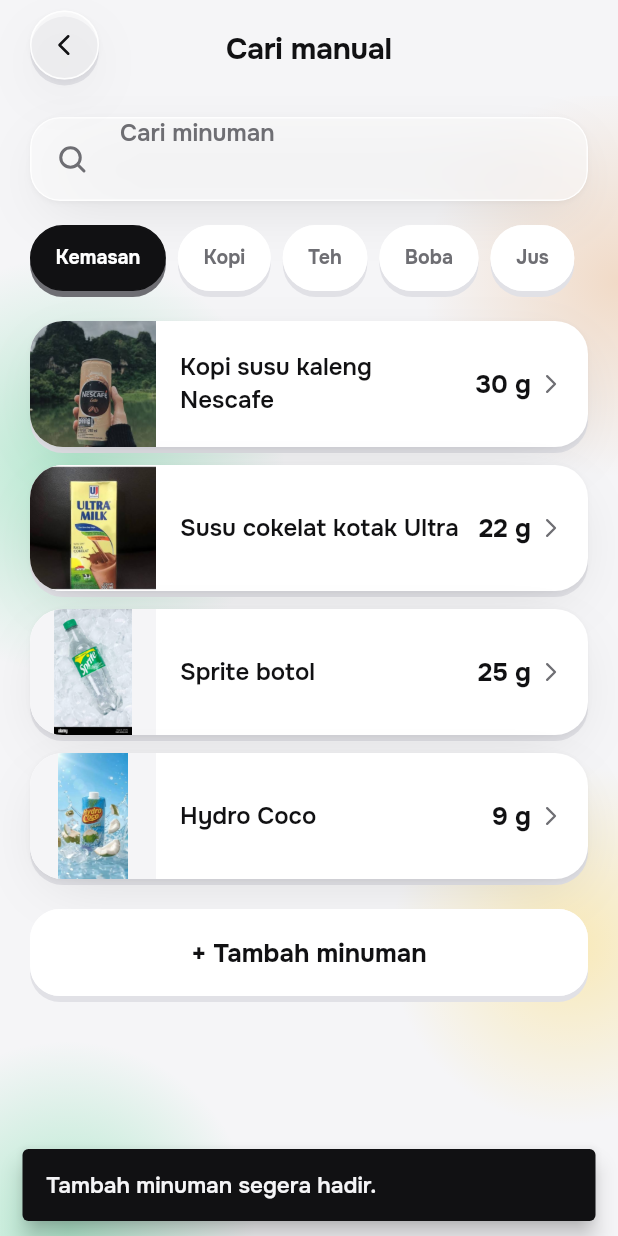
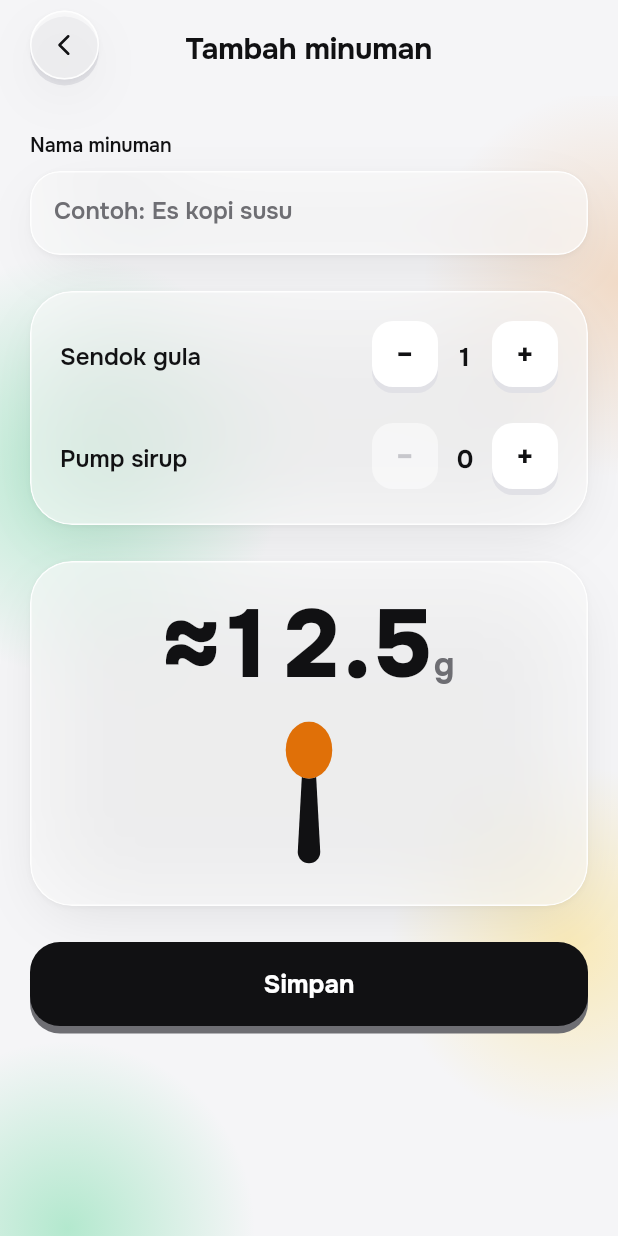
Before and after one commit to danariqbalabi/Stev.AI, a Flutter app: the ManualSearchScreen screen opened by its route, after a tap on "Kemasan", after a tap on "+ Tambah minuman", on a phone screen of 412 x 824 dp. Run offline on Flutter 3.47's test engine with Material 3 defaults, Android fonts, the phone set to English and light mode, and no system bars; our stand-ins replace camera, flutter_svg, go_router, image_picker, shared_preferences; accounts and stored records are empty.

Commit message:
feat: add custom drink logging

```diff
--- a/lib/app/router.dart
+++ b/lib/app/router.dart
@@ -5,6 +5,7 @@
 
 import '../core/theme/stev_tokens.dart';
 import '../features/confirmation/presentation/confirmation_screen.dart';
+import '../features/custom_drink/presentation/custom_drink_screen.dart';
 import '../features/dashboard/presentation/dashboard_screen.dart';
 import '../features/drinks/data/drink_catalog.dart';
 import '../features/drinks/domain/drink.dart';
@@ -42,6 +43,11 @@
             _fadePage(state: state, child: const ManualSearchScreen()),
       ),
       GoRoute(
+        path: '/manual/add',
+        pageBuilder: (context, state) =>
+            _fadePage(state: state, child: const CustomDrinkScreen()),
+      ),
+      GoRoute(
         path: '/confirmation',
         builder: (context, state) => ConfirmationScreen(
           capturedPhoto: state.extra is Uint8List
--- /dev/null
+++ b/lib/features/custom_drink/domain/custom_drink.dart
@@ -0,0 +1,30 @@
+import '../../drinks/domain/drink.dart';
+
+abstract final class CustomDrink {
+  static const sugarPerSpoon = 12.5;
+  static const sugarPerSyrupPump = 5.0;
+
+  static double sugarGrams({required int spoons, required int syrupPumps}) {
+    assert(spoons >= 0);
+    assert(syrupPumps >= 0);
+    return spoons * sugarPerSpoon + syrupPumps * sugarPerSyrupPump;
+  }
+
+  static Drink create({
+    required String name,
+    required int spoons,
+    required int syrupPumps,
+    String? id,
+  }) {
+    final trimmedName = name.trim();
+    return Drink(
+      id: id ?? 'custom-${DateTime.now().microsecondsSinceEpoch}',
+      name: trimmedName.isEmpty ? 'Minuman racikan' : trimmedName,
+      grams: sugarGrams(spoons: spoons, syrupPumps: syrupPumps),
+      estimated: true,
+      category: DrinkCategory.custom,
+      kind: DrinkKind.custom,
+      photoAsset: 'assets/drinks/es_teh_manis.png',
+    );
+  }
+}
--- /dev/null
+++ b/lib/features/custom_drink/presentation/custom_drink_screen.dart
@@ -0,0 +1,386 @@
+import 'package:flutter/material.dart';
+import 'package:go_router/go_router.dart';
+
+import '../../../core/theme/stev_tokens.dart';
+import '../../../shared/widgets/stev_design_system.dart';
+import '../../drinks/application/drink_log_controller.dart';
+import '../../drinks/domain/drink.dart';
+import '../domain/custom_drink.dart';
+
+class CustomDrinkScreen extends StatefulWidget {
+  const CustomDrinkScreen({super.key});
+
+  @override
+  State<CustomDrinkScreen> createState() => _CustomDrinkScreenState();
+}
+
+class _CustomDrinkScreenState extends State<CustomDrinkScreen> {
+  final TextEditingController _nameController = TextEditingController();
+  int _spoons = 1;
+  int _syrupPumps = 0;
+
+  double get _grams =>
+      CustomDrink.sugarGrams(spoons: _spoons, syrupPumps: _syrupPumps);
+
+  @override
+  void dispose() {
+    _nameController.dispose();
+    super.dispose();
+  }
+
+  void _save() {
+    final drink = CustomDrink.create(
+      name: _nameController.text,
+      spoons: _spoons,
+      syrupPumps: _syrupPumps,
+    );
+    DrinkLogScope.read(context).log(DrinkSelection(drink: drink));
+    context.go('/');
+  }
+
+  void _updateSpoons(int change) {
+    setState(() => _spoons = (_spoons + change).clamp(0, 999));
+  }
+
+  void _updateSyrupPumps(int change) {
+    setState(() => _syrupPumps = (_syrupPumps + change).clamp(0, 999));
+  }
+
+  @override
+  Widget build(BuildContext context) {
+    return Scaffold(
+      key: const ValueKey('customDrinkScreen'),
+      body: AuraBackground(
+        child: SafeArea(
+          child: Stack(
+            children: [
+              ListView(
+                keyboardDismissBehavior:
+                    ScrollViewKeyboardDismissBehavior.onDrag,
+                padding: const EdgeInsets.fromLTRB(
+                  StevSpace.s5,
+                  88,
+                  StevSpace.s5,
+                  36,
+                ),
+                children: [
+                  _NameField(controller: _nameController),
+                  const SizedBox(height: StevSpace.s6),
+                  GlassCard(
+                    padding: const EdgeInsets.all(StevSpace.s5),
+                    child: Column(
+                      children: [
+                        _StepperRow(
+                          label: 'Sendok gula',
+                          value: _spoons,
+                          minusKey: const ValueKey('spoonsMinus'),
+                          plusKey: const ValueKey('spoonsPlus'),
+                          onMinus: _spoons == 0
+                              ? null
+                              : () => _updateSpoons(-1),
+                          onPlus: () => _updateSpoons(1),
+                        ),
+                        const SizedBox(height: StevSpace.s5),
+                        _StepperRow(
+                          label: 'Pump sirup',
+                          value: _syrupPumps,
+                          minusKey: const ValueKey('syrupMinus'),
+                          plusKey: const ValueKey('syrupPlus'),
+                          onMinus: _syrupPumps == 0
+                              ? null
+                              : () => _updateSyrupPumps(-1),
+                          onPlus: () => _updateSyrupPumps(1),
+                        ),
+                      ],
+                    ),
+                  ),
+                  const SizedBox(height: StevSpace.s6),
+                  _SugarPreview(grams: _grams),
+                  const SizedBox(height: StevSpace.s6),
+                  StevButton(
+                    key: const ValueKey('saveCustomDrinkButton'),
+                    label: 'Simpan',
+                    variant: StevButtonVariant.ink,
+                    onPressed: _save,
+                  ),
+                ],
+              ),
+              const _CustomDrinkHeader(),
+            ],
+          ),
+        ),
+      ),
+    );
+  }
+}
+
+class _CustomDrinkHeader extends StatelessWidget {
+  const _CustomDrinkHeader();
+
+  @override
+  Widget build(BuildContext context) {
+    return SizedBox(
+      height: 64,
+      child: ColoredBox(
+        color: StevColors.canvas.withValues(alpha: 0.82),
+        child: Padding(
+          padding: const EdgeInsets.symmetric(horizontal: StevSpace.s5),
+          child: Stack(
+            alignment: Alignment.center,
+            children: [
+              Align(
+                alignment: Alignment.centerLeft,
+                child: StevIconButton(
+                  icon: const StevIcon(StevIconName.back, size: 20),
+                  label: 'Kembali',
+                  onPressed: () => context.pop(),
+                ),
+              ),
+              Text('Tambah minuman', style: StevType.heading),
+            ],
+          ),
+        ),
+      ),
+    );
+  }
+}
+
+class _NameField extends StatelessWidget {
+  const _NameField({required this.controller});
+
+  final TextEditingController controller;
+
+  @override
+  Widget build(BuildContext context) {
+    return Column(
+      crossAxisAlignment: CrossAxisAlignment.start,
+      children: [
+        Text('Nama minuman', style: StevType.caption),
+        const SizedBox(height: StevSpace.s2),
+        GlassCard(
+          radius: StevRadius.button,
+          padding: EdgeInsets.zero,
+          child: SizedBox(
+            height: StevSize.buttonHeight,
+            child: TextField(
+              key: const ValueKey('customDrinkNameField'),
+              controller: controller,
+              textCapitalization: TextCapitalization.sentences,
+              textInputAction: TextInputAction.done,
+              style: StevType.label,
+              decoration: const InputDecoration(
+                hintText: 'Contoh: Es kopi susu',
+                contentPadding: EdgeInsets.symmetric(
+                  horizontal: StevSpace.s4,
+                  vertical: StevSpace.s4,
+                ),
+                filled: false,
+                border: InputBorder.none,
+                enabledBorder: InputBorder.none,
+                focusedBorder: InputBorder.none,
+              ),
+            ),
+          ),
+        ),
+      ],
+    );
+  }
+}
+
+class _StepperRow extends StatelessWidget {
+  const _StepperRow({
+    required this.label,
+    required this.value,
+    required this.minusKey,
+    required this.plusKey,
+    required this.onMinus,
+    required this.onPlus,
+  });
+
+  final String label;
+  final int value;
+  final Key minusKey;
+  final Key plusKey;
+  final VoidCallback? onMinus;
+  final VoidCallback onPlus;
+
+  @override
+  Widget build(BuildContext context) {
+    return Row(
+      children: [
+        Expanded(child: Text(label, style: StevType.label)),
+        _StepperButton(
+          key: minusKey,
+          label: 'Kurangi $label',
+          symbol: '−',
+          onPressed: onMinus,
+        ),
+        SizedBox(
+          width: 36,
+          child: Text(
+            '$value',
+            key: ValueKey('${label.toLowerCase()}Value'),
+            textAlign: TextAlign.center,
+            style: StevType.listGrams.copyWith(fontFeatures: StevType.tabular),
+          ),
+        ),
+        _StepperButton(
+          key: plusKey,
+          label: 'Tambah $label',
+          symbol: '+',
+          onPressed: onPlus,
+        ),
+      ],
+    );
+  }
+}
+
+class _StepperButton extends StatefulWidget {
+  const _StepperButton({
+    super.key,
+    required this.label,
+    required this.symbol,
+    required this.onPressed,
+  });
+
+  final String label;
+  final String symbol;
+  final VoidCallback? onPressed;
+
+  @override
+  State<_StepperButton> createState() => _StepperButtonState();
+}
+
+class _StepperButtonState extends State<_StepperButton> {
+  bool _pressed = false;
+
+  @override
+  Widget build(BuildContext context) {
+    final disabled = widget.onPressed == null;
+    final reduceMotion = MediaQuery.disableAnimationsOf(context);
+
+    return Padding(
+      padding: const EdgeInsets.only(bottom: StevSpace.s1),
+      child: AnimatedContainer(
+        duration: reduceMotion ? Duration.zero : StevMotion.press,
+        transform: Matrix4.translationValues(
+          0,
+          _pressed && !reduceMotion ? StevSpace.s1 : 0,
+          0,
+        ),
+        width: StevSize.tapMin,
+        height: StevSize.tapMin,
+        decoration: BoxDecoration(
+          color: disabled
+              ? StevColors.card.withValues(alpha: 0.5)
+              : StevColors.card,
+          borderRadius: BorderRadius.circular(StevRadius.small),
+          boxShadow: _pressed || disabled ? const [] : StevShadows.pressCard,
+        ),
+        child: Material(
+          color: Colors.transparent,
+          borderRadius: BorderRadius.circular(StevRadius.small),
+          child: InkWell(
+            onTap: widget.onPressed,
+            onHighlightChanged: disabled
+                ? null
+                : (value) => setState(() => _pressed = value),
+            borderRadius: BorderRadius.circular(StevRadius.small),
+            child: Semantics(
+              button: true,
+              enabled: !disabled,
+              label: widget.label,
+              child: ExcludeSemantics(
+                child: Center(
+                  child: Text(
+                    widget.symbol,
+                    style: StevType.heading.copyWith(
+                      color: disabled ? StevColors.ink3 : StevColors.ink,
+                    ),
+                  ),
+                ),
+              ),
+            ),
+          ),
+        ),
+      ),
+    );
+  }
+}
+
+class _SugarPreview extends StatelessWidget {
+  const _SugarPreview({required this.grams});
+
+  final double grams;
+
+  String get _value {
+    final number = grams % 1 == 0
+        ? grams.toStringAsFixed(0)
+        : grams.toStringAsFixed(1);
+    return '≈$number';
+  }
+
+  @override
+  Widget build(BuildContext context) {
+    final spoons = drinkSpoons(grams);
+
+    return Semantics(
+      label: 'Estimasi ${formatSugarGrams(grams, true)} gula',
+      child: ExcludeSemantics(
+        child: SizedBox(
+          height: 230,
+          child: GlassCard(
+            padding: const EdgeInsets.all(StevSpace.s6),
+            child: Column(
+              mainAxisAlignment: MainAxisAlignment.center,
+              children: [
+                FittedBox(
+                  fit: BoxFit.scaleDown,
+                  child: Row(
+                    mainAxisSize: MainAxisSize.min,
+                    crossAxisAlignment: CrossAxisAlignment.baseline,
+                    textBaseline: TextBaseline.alphabetic,
+                    children: [
+                      Text(
+                        _value,
+                        key: const ValueKey('customSugarPreview'),
+                        style: StevType.number.copyWith(
+                          fontFeatures: StevType.tabular,
+                        ),
+                      ),
+                      Text(
+                        'g',
+                        style: StevType.unitHome.copyWith(
+                          color: StevColors.ink2,
+                        ),
+                      ),
+                    ],
+                  ),
+                ),
+                const SizedBox(height: StevSpace.s4),
+                Expanded(
+                  child: FittedBox(
+                    fit: BoxFit.scaleDown,
+                    child: Row(
+                      mainAxisSize: MainAxisSize.min,
+                      crossAxisAlignment: CrossAxisAlignment.end,
+                      children: [
+                        for (var index = 0; index < spoons.length; index++) ...[
+                          if (index > 0) const SizedBox(width: StevSpace.s4),
+                          Spoon(
+                            grams: spoons[index],
+                            width: StevSize.spoonResult,
+                          ),
+                        ],
+                      ],
+                    ),
+                  ),
+                ),
+              ],
+            ),
+          ),
+        ),
+      ),
+    );
+  }
+}
--- a/lib/features/drinks/domain/drink.dart
+++ b/lib/features/drinks/domain/drink.dart
@@ -1,8 +1,8 @@
 import 'package:flutter/painting.dart';
 
-enum DrinkCategory { packaged, coffee, tea, boba, juice }
+enum DrinkCategory { packaged, coffee, tea, boba, juice, custom }
 
-enum DrinkKind { tea, coffee, boba, juice, milk, soda, isotonic }
+enum DrinkKind { tea, coffee, boba, juice, milk, soda, isotonic, custom }
 
 enum SugarLevel {
   normal('Normal', 3),
--- a/lib/features/manual_search/presentation/manual_search_screen.dart
+++ b/lib/features/manual_search/presentation/manual_search_screen.dart
@@ -106,16 +106,7 @@
                     key: const ValueKey('addCustomDrinkButton'),
                     label: '+ Tambah minuman',
                     variant: StevButtonVariant.card,
-                    onPressed: () {
-                      ScaffoldMessenger.of(context)
-                        ..hideCurrentSnackBar()
-                        ..showSnackBar(
-                          const SnackBar(
-                            content: Text('Tambah minuman segera hadir.'),
-                            behavior: SnackBarBehavior.floating,
-                          ),
-                        );
-                    },
+                    onPressed: () => context.push('/manual/add'),
                   ),
                 ],
               ),
@@ -220,6 +211,7 @@
     DrinkCategory.tea => 'Teh',
     DrinkCategory.boba => 'Boba',
     DrinkCategory.juice => 'Jus',
+    DrinkCategory.custom => 'Custom',
   };
 
   @override
```
Also changed, not shown: 3 other files.
